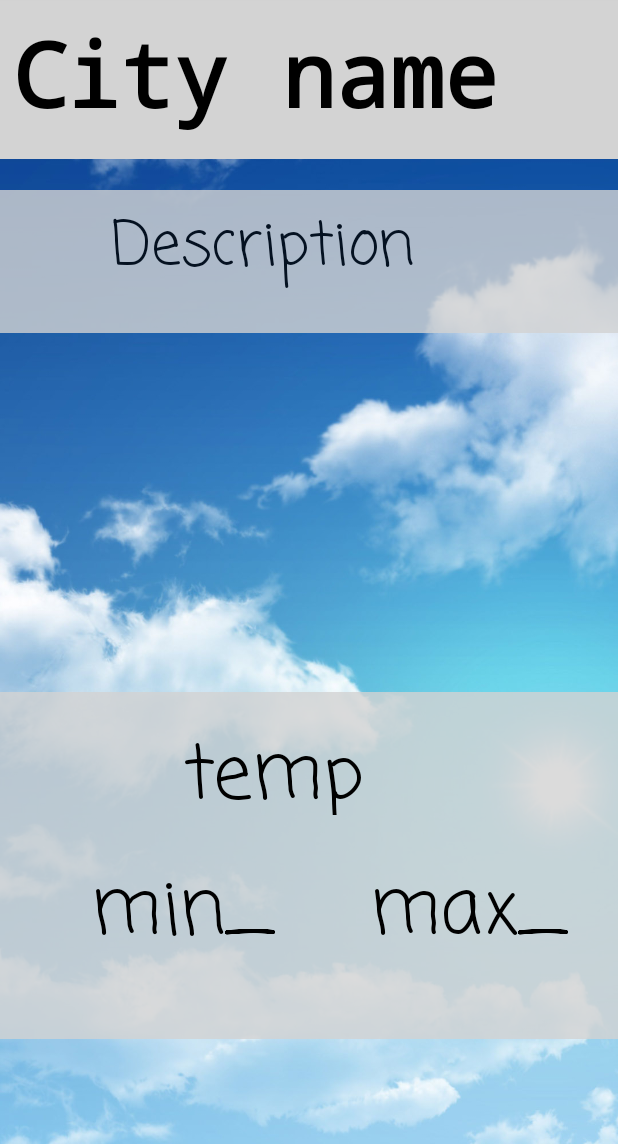
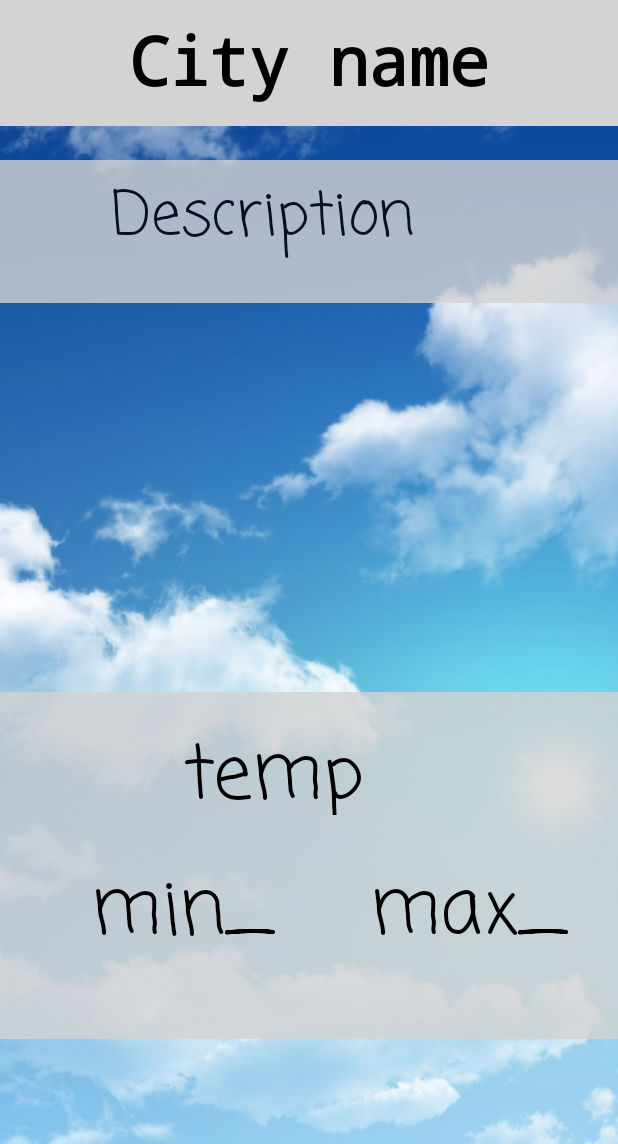
Before and after one commit to Conversier/MeteoApp, an Android app: the DetailLocationFragment screen opened directly, with no data from a screen before it, on a phone screen of 412 x 824 dp, the part 92-1236 px from its top. Run offline under Robolectric (Android 15) with nearby library versions, the phone set to English and light mode, and no system bars; network calls fail; 8 statements that could not run were skipped.

Commit message:
resize titolo detail page fatto

```diff
--- a/app/src/main/java/ch/supsi/dti/isin/meteoapp/fragments/ListFragment.java
+++ b/app/src/main/java/ch/supsi/dti/isin/meteoapp/fragments/ListFragment.java
@@ -32,6 +32,7 @@ import android.widget.Toast;
 import java.util.List;
 
 import ch.supsi.dti.isin.meteoapp.HTTPRequest;
+import ch.supsi.dti.isin.meteoapp.NotificationService;
 import ch.supsi.dti.isin.meteoapp.R;
 import ch.supsi.dti.isin.meteoapp.activities.DetailActivity;
 import ch.supsi.dti.isin.meteoapp.db.DbHelper;
@@ -77,6 +78,8 @@ public class ListFragment extends Fragment {
     @Override
     public View onCreateView(LayoutInflater inflater, ViewGroup container, Bundle savedInstanceState) {
         startGpsListener();
+        //NotificationService.setServiceAlarm(getContext(),LocationsHolder.get(getActivity()).getLocations().get(0).getWeather(),true);
+
         View view = inflater.inflate(R.layout.fragment_list, container, false);
         mLocationRecyclerView = view.findViewById(R.id.recycler_view);
         mLocationRecyclerView.setLayoutManager(new LinearLayoutManager(getActivity()));
@@ -160,6 +163,7 @@ public class ListFragment extends Fragment {
             ActivityCompat.requestPermissions(getActivity(), new String[]{Manifest.permission.ACCESS_FINE_LOCATION}, REQ_CODE);
             Toast.makeText(getContext(), "Per confermare la modifica, riavvia l'app", Toast.LENGTH_LONG).show();
         } else
+
             System.out.println("ho i permessi");
         LocationParams.Builder builder = new LocationParams.Builder()
                 .setAccuracy(LocationAccuracy.HIGH)
--- a/app/src/main/res/layout/fragment_detail_location.xml
+++ b/app/src/main/res/layout/fragment_detail_location.xml
@@ -6,10 +6,11 @@
     android:layout_height="match_parent"
     android:background="@drawable/clear">
 
-    <LinearLayout
+    <LinearLayout xmlns:android="http://schemas.android.com/apk/res/android"
+        xmlns:app="http://schemas.android.com/apk/res-auto"
         android:id="@+id/cityContainer"
         android:layout_width="fill_parent"
-        android:layout_height="106dp"
+        android:layout_height="84dp"
         android:layout_marginTop="5dp"
         android:layout_marginBottom="5dp"
         android:background="#D3D3D3"
@@ -24,21 +25,24 @@
 
         <TextView
             android:id="@+id/city_name"
-            android:layout_width="wrap_content"
-            android:layout_height="94dp"
+            android:layout_width="match_parent"
+            android:layout_height="60dp"
+
             android:layout_alignParentEnd="true"
+
             android:layout_centerVertical="true"
             android:layout_marginStart="8dp"
-            android:layout_marginTop="8dp"
+            android:layout_marginTop="10dp"
             android:layout_marginEnd="8dp"
-            android:layout_marginBottom="8dp"
+            android:layout_marginBottom="3dp"
+            android:autoSizeTextType="uniform"
             android:fontFamily="monospace"
             android:hint="@android:string/dialog_alert_title"
             android:text="City name"
             android:textAlignment="center"
             android:textColor="@android:color/background_dark"
             android:textColorHighlight="@android:color/primary_text_dark"
-            android:textSize="60dp"
+            android:textSize="50dp"
             android:textStyle="bold"
             app:layout_constraintBottom_toBottomOf="parent"
             app:layout_constraintEnd_toEndOf="parent"
```
